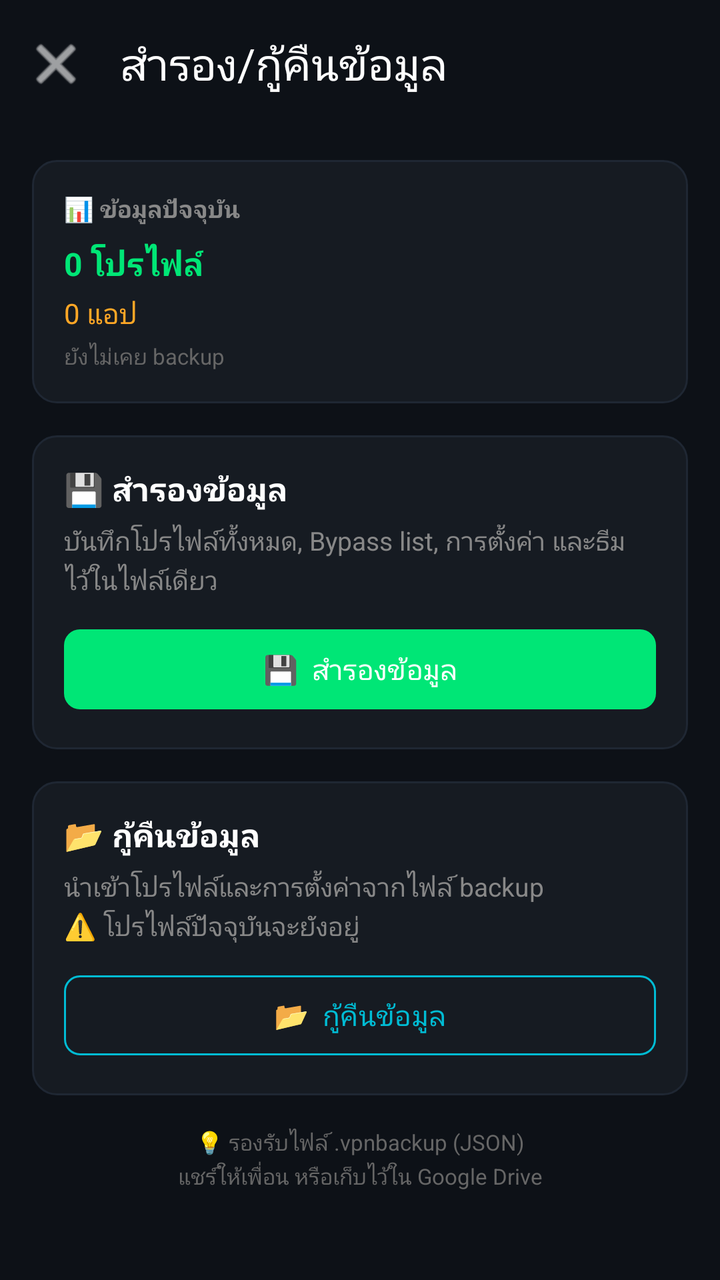
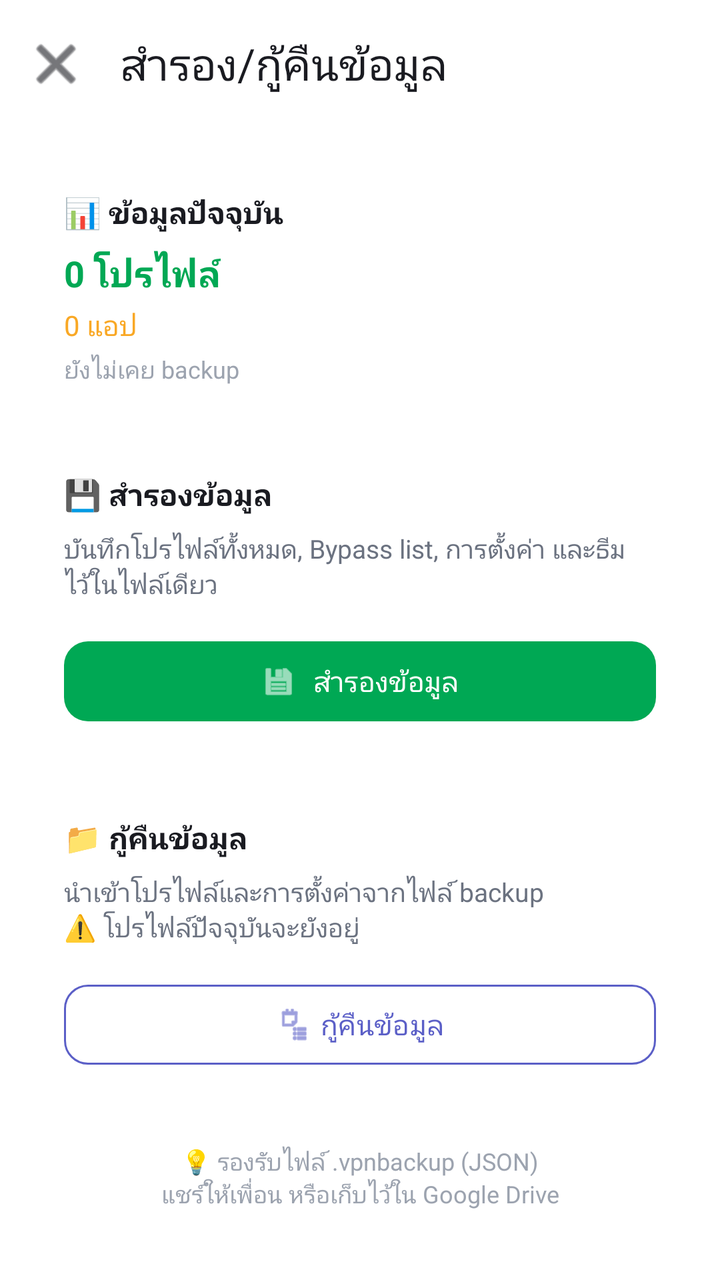

Before-and-after screenshots of an Android layout around one commit, followed by the original layout XML and the change that was made.
<!-- AndroidManifest.xml: application theme Theme.MyApp -->
<!-- res/layout/activity_backup.xml -->
<?xml version="1.0" encoding="utf-8"?>
<LinearLayout xmlns:android="http://schemas.android.com/apk/res/android"
    xmlns:app="http://schemas.android.com/apk/res-auto"
    android:layout_width="match_parent"
    android:layout_height="match_parent"
    android:background="#0D1117"
    android:orientation="vertical">

    <com.google.android.material.appbar.MaterialToolbar
        android:id="@+id/toolbar"
        android:layout_width="match_parent"
        android:layout_height="?attr/actionBarSize"
        android:background="#0D1117"
        app:navigationIcon="@android:drawable/ic_menu_close_clear_cancel"
        app:navigationIconTint="#FFFFFF"
        app:title="สำรอง/กู้คืนข้อมูล"
        app:titleTextColor="#FFFFFF" />

    <ScrollView
        android:layout_width="match_parent"
        android:layout_height="match_parent"
        android:fillViewport="true">

        <LinearLayout
            android:layout_width="match_parent"
            android:layout_height="wrap_content"
            android:orientation="vertical"
            android:padding="16dp">

            
            <LinearLayout
                android:layout_width="match_parent"
                android:layout_height="wrap_content"
                android:background="@drawable/bg_dark_card"
                android:orientation="vertical"
                android:padding="16dp">

                <TextView
                    android:layout_width="wrap_content"
                    android:layout_height="wrap_content"
                    android:text="📊 ข้อมูลปัจจุบัน"
                    android:textColor="#888888"
                    android:textSize="12sp"
                    android:textStyle="bold" />

                <TextView
                    android:id="@+id/txtProfileCount"
                    android:layout_width="wrap_content"
                    android:layout_height="wrap_content"
                    android:layout_marginTop="8dp"
                    android:text="0 โปรไฟล์"
                    android:textColor="#00E676"
                    android:textSize="16sp"
                    android:textStyle="bold" />

                <TextView
                    android:id="@+id/txtBypassCount"
                    android:layout_width="wrap_content"
                    android:layout_height="wrap_content"
                    android:layout_marginTop="4dp"
                    android:text="0 แอป"
                    android:textColor="#FFA726"
                    android:textSize="14sp" />

                <TextView
                    android:id="@+id/txtLastBackup"
                    android:layout_width="wrap_content"
                    android:layout_height="wrap_content"
                    android:layout_marginTop="4dp"
                    android:text="ยังไม่เคย backup"
                    android:textColor="#666666"
                    android:textSize="11sp" />
            </LinearLayout>

            
            <LinearLayout
                android:id="@+id/cardBackupInfo"
                android:layout_width="match_parent"
                android:layout_height="wrap_content"
                android:layout_marginTop="16dp"
                android:background="@drawable/bg_dark_card"
                android:orientation="vertical"
                android:padding="16dp">

                <TextView
                    android:layout_width="wrap_content"
                    android:layout_height="wrap_content"
                    android:text="💾 สำรองข้อมูล"
                    android:textColor="#FFFFFF"
                    android:textSize="16sp"
                    android:textStyle="bold" />

                <TextView
                    android:layout_width="match_parent"
                    android:layout_height="wrap_content"
                    android:layout_marginTop="6dp"
                    android:lineSpacingExtra="2dp"
                    android:text="บันทึกโปรไฟล์ทั้งหมด, Bypass list, การตั้งค่า และธีม ไว้ในไฟล์เดียว"
                    android:textColor="#888888"
                    android:textSize="13sp" />

                <com.google.android.material.button.MaterialButton
                    android:id="@+id/btnBackup"
                    android:layout_width="match_parent"
                    android:layout_height="wrap_content"
                    android:layout_marginTop="12dp"
                    android:text="💾  สำรองข้อมูล"
                    app:backgroundTint="#00E676"
                    app:cornerRadius="8dp" />
            </LinearLayout>

            
            <LinearLayout
                android:id="@+id/cardRestoreInfo"
                android:layout_width="match_parent"
                android:layout_height="wrap_content"
                android:layout_marginTop="16dp"
                android:background="@drawable/bg_dark_card"
                android:orientation="vertical"
                android:padding="16dp">

                <TextView
                    android:layout_width="wrap_content"
                    android:layout_height="wrap_content"
                    android:text="📂 กู้คืนข้อมูล"
                    android:textColor="#FFFFFF"
                    android:textSize="16sp"
                    android:textStyle="bold" />

                <TextView
                    android:layout_width="match_parent"
                    android:layout_height="wrap_content"
                    android:layout_marginTop="6dp"
                    android:lineSpacingExtra="2dp"
                    android:text="นำเข้าโปรไฟล์และการตั้งค่าจากไฟล์ backup\n⚠️ โปรไฟล์ปัจจุบันจะยังอยู่"
                    android:textColor="#888888"
                    android:textSize="13sp" />

                <com.google.android.material.button.MaterialButton
                    android:id="@+id/btnRestore"
                    style="@style/Widget.Material3.Button.OutlinedButton"
                    android:layout_width="match_parent"
                    android:layout_height="wrap_content"
                    android:layout_marginTop="12dp"
                    android:text="📂  กู้คืนข้อมูล"
                    android:textColor="#00BCD4"
                    app:cornerRadius="8dp"
                    app:strokeColor="#00BCD4" />
            </LinearLayout>

            
            <TextView
                android:layout_width="match_parent"
                android:layout_height="wrap_content"
                android:layout_marginTop="16dp"
                android:gravity="center"
                android:lineSpacingExtra="2dp"
                android:text="💡 รองรับไฟล์ .vpnbackup (JSON)\nแชร์ให้เพื่อน หรือเก็บไว้ใน Google Drive"
                android:textColor="#666666"
                android:textSize="11sp" />
        </LinearLayout>
    </ScrollView>
</LinearLayout>
<!-- resources referenced by this layout -->
<resources>
  <!-- drawable bg_dark_card (drawable) -->
  <?xml version="1.0" encoding="utf-8"?>
  <shape xmlns:android="http://schemas.android.com/apk/res/android"
      android:shape="rectangle">
      <solid android:color="#161B22" />
      <corners android:radius="12dp" />
      <stroke
          android:width="1dp"
          android:color="#1F2733" />
  </shape>
  <style name="Theme.MyApp" parent="Theme.Material3.DayNight.NoActionBar">
          <item name="colorPrimary">@color/md_theme_primary</item>
          <item name="colorOnPrimary">@color/md_theme_on_primary</item>
          <item name="colorPrimaryContainer">@color/md_theme_primary_container</item>
          <item name="colorOnPrimaryContainer">@color/md_theme_on_primary_container</item>
          <item name="colorSecondary">@color/md_theme_secondary</item>
          <item name="colorOnSecondary">@color/md_theme_on_secondary</item>
          <item name="colorSecondaryContainer">@color/md_theme_secondary_container</item>
          <item name="colorOnSecondaryContainer">@color/md_theme_on_secondary_container</item>
          <item name="colorTertiary">@color/md_theme_tertiary</item>
          <item name="colorOnTertiary">@color/md_theme_on_tertiary</item>
          <item name="colorError">@color/md_theme_error</item>
          <item name="colorOnError">@color/md_theme_on_error</item>
          <item name="android:colorBackground">@color/md_theme_background</item>
          <item name="colorOnBackground">@color/md_theme_on_background</item>
          <item name="colorSurface">@color/md_theme_surface</item>
          <item name="colorOnSurface">@color/md_theme_on_surface</item>
          <item name="colorSurfaceVariant">@color/md_theme_surface_variant</item>
          <item name="colorOnSurfaceVariant">@color/md_theme_on_surface_variant</item>
          <item name="colorOutline">@color/md_theme_outline</item>
  
          <item name="android:statusBarColor">@color/status_bar</item>
          <item name="android:navigationBarColor">@color/bottom_nav_background</item>
          <item name="android:windowBackground">@color/window_background</item>
          <item name="android:windowLightStatusBar">true</item>
      </style>
  <color name="md_theme_primary">#5B5FC7</color>
  <color name="md_theme_on_primary">#FFFFFF</color>
  <color name="md_theme_primary_container">#E0E0FF</color>
  <color name="md_theme_on_primary_container">#12134A</color>
  <color name="md_theme_secondary">#5A5D72</color>
  <color name="md_theme_on_secondary">#FFFFFF</color>
  <color name="md_theme_secondary_container">#DFE1F9</color>
  <color name="md_theme_on_secondary_container">#171B2C</color>
  <color name="md_theme_tertiary">#006B5F</color>
  <color name="md_theme_on_tertiary">#FFFFFF</color>
  <color name="md_theme_error">#BA1A1A</color>
  <color name="md_theme_on_error">#FFFFFF</color>
  <color name="md_theme_background">#FFFFFF</color>
  <color name="md_theme_on_background">#1A1B21</color>
  <color name="md_theme_surface">#FFFFFF</color>
  <color name="md_theme_on_surface">#1A1B21</color>
  <color name="md_theme_surface_variant">#E3E1EC</color>
  <color name="md_theme_on_surface_variant">#46464F</color>
  <color name="md_theme_outline">#777680</color>
  <color name="status_bar">#FFFFFF</color>
  <color name="bottom_nav_background">#FFFFFF</color>
  <color name="window_background">#FFFFFF</color>
</resources>

<!-- the commit's change to res/layout/activity_backup.xml (unified diff, before → after) -->
@@ -3,18 +3,18 @@
     xmlns:app="http://schemas.android.com/apk/res-auto"
     android:layout_width="match_parent"
     android:layout_height="match_parent"
-    android:background="#0D1117"
+    android:background="@color/window_background"
     android:orientation="vertical">
 
     <com.google.android.material.appbar.MaterialToolbar
         android:id="@+id/toolbar"
         android:layout_width="match_parent"
         android:layout_height="?attr/actionBarSize"
-        android:background="#0D1117"
+        android:background="@color/toolbar_background"
         app:navigationIcon="@android:drawable/ic_menu_close_clear_cancel"
-        app:navigationIconTint="#FFFFFF"
+        app:navigationIconTint="@color/toolbar_icon"
         app:title="สำรอง/กู้คืนข้อมูล"
-        app:titleTextColor="#FFFFFF" />
+        app:titleTextColor="@color/toolbar_title" />
 
     <ScrollView
         android:layout_width="match_parent"
@@ -28,136 +28,164 @@
             android:padding="16dp">
 
             
-            <LinearLayout
-                android:layout_width="match_parent"
-                android:layout_height="wrap_content"
-                android:background="@drawable/bg_dark_card"
-                android:orientation="vertical"
-                android:padding="16dp">
-
-                <TextView
-                    android:layout_width="wrap_content"
-                    android:layout_height="wrap_content"
-                    android:text="📊 ข้อมูลปัจจุบัน"
-                    android:textColor="#888888"
-                    android:textSize="12sp"
-                    android:textStyle="bold" />
-
-                <TextView
-                    android:id="@+id/txtProfileCount"
-                    android:layout_width="wrap_content"
-                    android:layout_height="wrap_content"
-                    android:layout_marginTop="8dp"
-                    android:text="0 โปรไฟล์"
-                    android:textColor="#00E676"
-                    android:textSize="16sp"
-                    android:textStyle="bold" />
-
-                <TextView
-                    android:id="@+id/txtBypassCount"
-                    android:layout_width="wrap_content"
-                    android:layout_height="wrap_content"
-                    android:layout_marginTop="4dp"
-                    android:text="0 แอป"
-                    android:textColor="#FFA726"
-                    android:textSize="14sp" />
-
-                <TextView
-                    android:id="@+id/txtLastBackup"
-                    android:layout_width="wrap_content"
-                    android:layout_height="wrap_content"
-                    android:layout_marginTop="4dp"
-                    android:text="ยังไม่เคย backup"
-                    android:textColor="#666666"
-                    android:textSize="11sp" />
-            </LinearLayout>
-
-            
-            <LinearLayout
+            <com.google.android.material.card.MaterialCardView
                 android:id="@+id/cardBackupInfo"
                 android:layout_width="match_parent"
                 android:layout_height="wrap_content"
-                android:layout_marginTop="16dp"
-                android:background="@drawable/bg_dark_card"
-                android:orientation="vertical"
-                android:padding="16dp">
+                android:layout_marginBottom="12dp"
+                app:cardBackgroundColor="@color/card_background"
+                app:cardCornerRadius="16dp"
+                app:cardElevation="0dp"
+                app:strokeWidth="0dp">
 
-                <TextView
-                    android:layout_width="wrap_content"
-                    android:layout_height="wrap_content"
-                    android:text="💾 สำรองข้อมูล"
-                    android:textColor="#FFFFFF"
-                    android:textSize="16sp"
-                    android:textStyle="bold" />
-
-                <TextView
+                <LinearLayout
                     android:layout_width="match_parent"
                     android:layout_height="wrap_content"
-                    android:layout_marginTop="6dp"
-                    android:lineSpacingExtra="2dp"
-                    android:text="บันทึกโปรไฟล์ทั้งหมด, Bypass list, การตั้งค่า และธีม ไว้ในไฟล์เดียว"
-                    android:textColor="#888888"
-                    android:textSize="13sp" />
+                    android:orientation="vertical"
+                    android:padding="16dp">
 
-                <com.google.android.material.button.MaterialButton
-                    android:id="@+id/btnBackup"
+                    <TextView
+                        android:layout_width="wrap_content"
+                        android:layout_height="wrap_content"
+                        android:text="📊 ข้อมูลปัจจุบัน"
+                        android:textColor="@color/text_primary"
+                        android:textSize="15sp"
+                        android:textStyle="bold" />
+
+                    <TextView
+                        android:id="@+id/txtProfileCount"
+                        android:layout_width="wrap_content"
+                        android:layout_height="wrap_content"
+                        android:layout_marginTop="8dp"
+                        android:text="0 โปรไฟล์"
+                        android:textColor="@color/accent_green"
+                        android:textSize="18sp"
+                        android:textStyle="bold" />
+
+                    <TextView
+                        android:id="@+id/txtBypassCount"
+                        android:layout_width="wrap_content"
+                        android:layout_height="wrap_content"
+                        android:layout_marginTop="4dp"
+                        android:text="0 แอป"
+                        android:textColor="@color/vpn_connecting"
+                        android:textSize="14sp" />
+
+                    <TextView
+                        android:id="@+id/txtLastBackup"
+                        android:layout_width="wrap_content"
+                        android:layout_height="wrap_content"
+                        android:layout_marginTop="4dp"
+                        android:text="ยังไม่เคย backup"
+                        android:textColor="@color/text_muted"
+                        android:textSize="12sp" />
+                </LinearLayout>
+            </com.google.android.material.card.MaterialCardView>
+
+            
+            <com.google.android.material.card.MaterialCardView
+                android:layout_width="match_parent"
+                android:layout_height="wrap_content"
+                android:layout_marginBottom="12dp"
+                app:cardBackgroundColor="@color/card_background"
+                app:cardCornerRadius="16dp"
+                app:cardElevation="0dp"
+                app:strokeWidth="0dp">
+
+                <LinearLayout
                     android:layout_width="match_parent"
                     android:layout_height="wrap_content"
-                    android:layout_marginTop="12dp"
-                    android:text="💾  สำรองข้อมูล"
-                    app:backgroundTint="#00E676"
-                    app:cornerRadius="8dp" />
-            </LinearLayout>
+                    android:orientation="vertical"
+                    android:padding="16dp">
+
+                    <TextView
+                        android:layout_width="wrap_content"
+                        android:layout_height="wrap_content"
+                        android:text="💾 สำรองข้อมูล"
+                        android:textColor="@color/text_primary"
+                        android:textSize="15sp"
+                        android:textStyle="bold" />
+
+                    <TextView
+                        android:layout_width="match_parent"
+                        android:layout_height="wrap_content"
+                        android:layout_marginTop="8dp"
+                        android:text="บันทึกโปรไฟล์ทั้งหมด, Bypass list, การตั้งค่า และธีม ไว้ในไฟล์เดียว"
+                        android:textColor="@color/text_secondary"
+                        android:textSize="13sp" />
+
+                    <com.google.android.material.button.MaterialButton
+                        android:id="@+id/btnBackup"
+                        android:layout_width="match_parent"
+                        android:layout_height="wrap_content"
+                        android:layout_marginTop="16dp"
+                        android:text="สำรองข้อมูล"
+                        android:textColor="@color/md_theme_on_primary"
+                        app:backgroundTint="@color/accent_green"
+                        app:cornerRadius="12dp"
+                        app:icon="@android:drawable/ic_menu_save"
+                        app:iconGravity="textStart"
+                        app:iconTint="@color/md_theme_on_primary" />
+                </LinearLayout>
+            </com.google.android.material.card.MaterialCardView>
 
             
-            <LinearLayout
+            <com.google.android.material.card.MaterialCardView
                 android:id="@+id/cardRestoreInfo"
                 android:layout_width="match_parent"
                 android:layout_height="wrap_content"
-                android:layout_marginTop="16dp"
-                android:background="@drawable/bg_dark_card"
-                android:orientation="vertical"
-                android:padding="16dp">
+                android:layout_marginBottom="12dp"
+                app:cardBackgroundColor="@color/card_background"
+                app:cardCornerRadius="16dp"
+                app:cardElevation="0dp"
+                app:strokeWidth="0dp">
 
-                <TextView
-                    android:layout_width="wrap_content"
-                    android:layout_height="wrap_content"
-                    android:text="📂 กู้คืนข้อมูล"
-                    android:textColor="#FFFFFF"
-                    android:textSize="16sp"
-                    android:textStyle="bold" />
-
-                <TextView
+                <LinearLayout
                     android:layout_width="match_parent"
                     android:layout_height="wrap_content"
-                    android:layout_marginTop="6dp"
-                    android:lineSpacingExtra="2dp"
-                    android:text="นำเข้าโปรไฟล์และการตั้งค่าจากไฟล์ backup\n⚠️ โปรไฟล์ปัจจุบันจะยังอยู่"
-                    android:textColor="#888888"
-                    android:textSize="13sp" />
+                    android:orientation="vertical"
+                    android:padding="16dp">
 
-                <com.google.android.material.button.MaterialButton
-                    android:id="@+id/btnRestore"
-                    style="@style/Widget.Material3.Button.OutlinedButton"
-                    android:layout_width="match_parent"
-                    android:layout_height="wrap_content"
-                    android:layout_marginTop="12dp"
-                    android:text="📂  กู้คืนข้อมูล"
-                    android:textColor="#00BCD4"
-                    app:cornerRadius="8dp"
-                    app:strokeColor="#00BCD4" />
-            </LinearLayout>
+                    <TextView
+                        android:layout_width="wrap_content"
+                        android:layout_height="wrap_content"
+                        android:text="📁 กู้คืนข้อมูล"
+                        android:textColor="@color/text_primary"
+                        android:textSize="15sp"
+                        android:textStyle="bold" />
 
-            
+                    <TextView
+                        android:layout_width="match_parent"
+                        android:layout_height="wrap_content"
+                        android:layout_marginTop="8dp"
+                        android:text="นำเข้าโปรไฟล์และการตั้งค่าจากไฟล์ backup\n⚠️ โปรไฟล์ปัจจุบันจะยังอยู่"
+                        android:textColor="@color/text_secondary"
+                        android:textSize="13sp" />
+
+                    <com.google.android.material.button.MaterialButton
+                        android:id="@+id/btnRestore"
+                        style="@style/Widget.Material3.Button.OutlinedButton"
+                        android:layout_width="match_parent"
+                        android:layout_height="wrap_content"
+                        android:layout_marginTop="16dp"
+                        android:text="กู้คืนข้อมูล"
+                        android:textColor="@color/md_theme_primary"
+                        app:cornerRadius="12dp"
+                        app:icon="@android:drawable/ic_menu_agenda"
+                        app:iconGravity="textStart"
+                        app:iconTint="@color/md_theme_primary"
+                        app:strokeColor="@color/md_theme_primary" />
+                </LinearLayout>
+            </com.google.android.material.card.MaterialCardView>
+
             <TextView
                 android:layout_width="match_parent"
                 android:layout_height="wrap_content"
-                android:layout_marginTop="16dp"
                 android:gravity="center"
-                android:lineSpacingExtra="2dp"
+                android:paddingTop="8dp"
                 android:text="💡 รองรับไฟล์ .vpnbackup (JSON)\nแชร์ให้เพื่อน หรือเก็บไว้ใน Google Drive"
-                android:textColor="#666666"
-                android:textSize="11sp" />
+                android:textColor="@color/text_muted"
+                android:textSize="12sp" />
         </LinearLayout>
     </ScrollView>
 </LinearLayout>
<!-- resource entries referenced after the edit -->
@@ -1,15 +1,7 @@
 <!-- resources referenced by this layout -->
 <resources>
-  <!-- drawable bg_dark_card (drawable) -->
-  <?xml version="1.0" encoding="utf-8"?>
-  <shape xmlns:android="http://schemas.android.com/apk/res/android"
-      android:shape="rectangle">
-      <solid android:color="#161B22" />
-      <corners android:radius="12dp" />
-      <stroke
-          android:width="1dp"
-          android:color="#1F2733" />
-  </shape>
+  <color name="accent_green">#00A854</color>
+  <color name="card_background">#FFFFFF</color>
   <style name="Theme.MyApp" parent="Theme.Material3.DayNight.NoActionBar">
           <item name="colorPrimary">@color/md_theme_primary</item>
           <item name="colorOnPrimary">@color/md_theme_on_primary</item>
@@ -37,6 +29,13 @@
           <item name="android:windowLightStatusBar">true</item>
       </style>
   <color name="md_theme_primary">#5B5FC7</color>
+  <color name="text_muted">#9CA3AF</color>
+  <color name="text_primary">#1A1B21</color>
+  <color name="text_secondary">#6B7280</color>
+  <color name="toolbar_background">#FFFFFF</color>
+  <color name="toolbar_icon">#1A1B21</color>
+  <color name="toolbar_title">#1A1B21</color>
+  <color name="vpn_connecting">#F9A825</color>
   <color name="md_theme_on_primary">#FFFFFF</color>
   <color name="md_theme_primary_container">#E0E0FF</color>
   <color name="md_theme_on_primary_container">#12134A</color>
